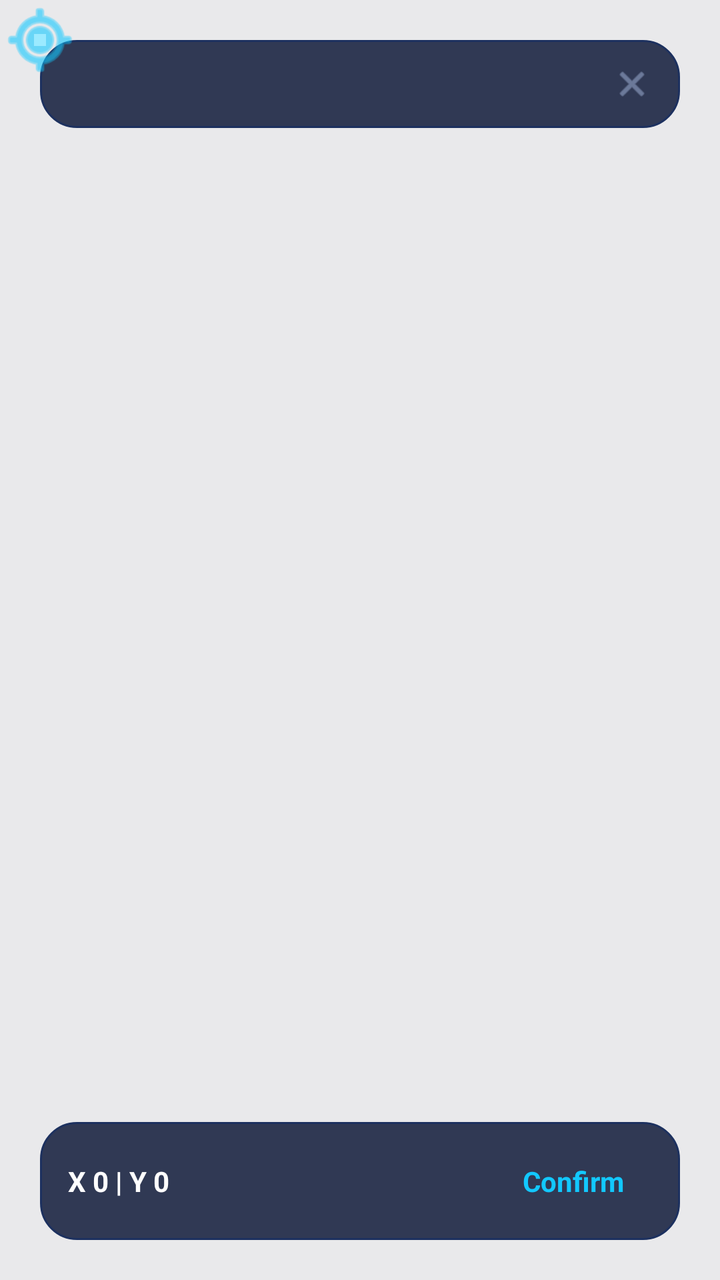
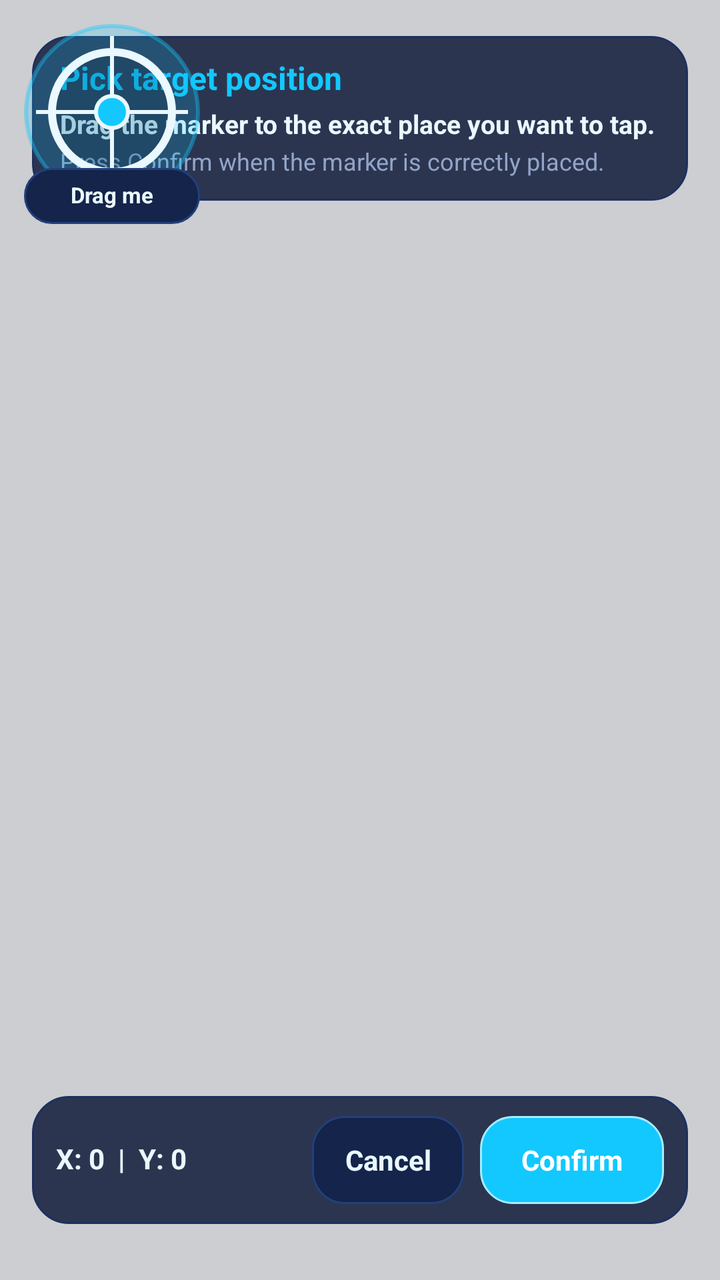

Before-and-after screenshots of an Android layout around one commit, followed by the original layout XML and the change that was made.
<!-- AndroidManifest.xml: fallback theme Theme.MaterialComponents.DayNight.NoActionBar -->
<!-- res/layout/point_picker_overlay.xml -->
<?xml version="1.0" encoding="utf-8"?>
<FrameLayout xmlns:android="http://schemas.android.com/apk/res/android"
    android:layout_width="match_parent"
    android:layout_height="match_parent"
    android:background="#16050B1D">

    <LinearLayout
        android:layout_width="match_parent"
        android:layout_height="wrap_content"
        android:layout_gravity="top"
        android:layout_margin="20dp"
        android:background="@drawable/overlay_background"
        android:gravity="center_vertical"
        android:orientation="horizontal"
        android:paddingHorizontal="14dp"
        android:paddingVertical="12dp">

        <TextView
            android:id="@+id/pointPickerHint"
            android:layout_width="0dp"
            android:layout_height="wrap_content"
            android:layout_weight="1"
            android:textColor="#FFFFFF"
            android:textSize="14sp"
            android:textStyle="bold" />

        <ImageView
            android:id="@+id/pointPickerCloseButton"
            android:layout_width="20dp"
            android:layout_height="20dp"
            android:contentDescription="Cancel picker"
            android:src="@android:drawable/ic_menu_close_clear_cancel"
            android:tint="#93A4C8" />
    </LinearLayout>

    <FrameLayout
        android:id="@+id/pointPickerSurface"
        android:layout_width="match_parent"
        android:layout_height="match_parent">

        <LinearLayout
            android:layout_width="match_parent"
            android:layout_height="wrap_content"
            android:layout_gravity="bottom"
            android:layout_margin="20dp"
            android:background="@drawable/overlay_background"
            android:gravity="center_vertical"
            android:orientation="horizontal"
            android:paddingHorizontal="14dp"
            android:paddingVertical="12dp">

            <TextView
                android:id="@+id/pointPickerCoordinates"
                android:layout_width="0dp"
                android:layout_height="wrap_content"
                android:layout_weight="1"
                android:text="X 0 | Y 0"
                android:textColor="#FFFFFF"
                android:textSize="14sp"
                android:textStyle="bold" />

            <TextView
                android:id="@+id/pointPickerConfirmButton"
                android:layout_width="wrap_content"
                android:layout_height="wrap_content"
                android:background="@android:color/transparent"
                android:paddingHorizontal="14dp"
                android:paddingVertical="8dp"
                android:text="Confirm"
                android:textColor="#12C8FF"
                android:textSize="14sp"
                android:textStyle="bold" />
        </LinearLayout>

        <FrameLayout
            android:id="@+id/pointPickerMarker"
            android:layout_width="40dp"
            android:layout_height="40dp"
            android:layout_gravity="top|start">

            <ImageView
                android:layout_width="40dp"
                android:layout_height="40dp"
                android:contentDescription="Target marker"
                android:src="@android:drawable/ic_menu_mylocation"
                android:tint="#12C8FF" />

            <View
                android:layout_width="6dp"
                android:layout_height="6dp"
                android:layout_gravity="center"
                android:background="#9BEAFF" />
        </FrameLayout>
    </FrameLayout>

</FrameLayout>
<!-- resources referenced by this layout -->
<resources>
  <!-- drawable overlay_background (drawable) -->
  <?xml version="1.0" encoding="utf-8"?>
  <shape xmlns:android="http://schemas.android.com/apk/res/android"
      android:shape="rectangle">
      <solid android:color="#D9101B3A" />
      <corners android:radius="18dp" />
      <stroke
          android:width="1dp"
          android:color="#1D315F" />
  </shape>
</resources>

<!-- the commit's change to res/layout/point_picker_overlay.xml (unified diff, before → after) -->
@@ -2,95 +2,178 @@
 <FrameLayout xmlns:android="http://schemas.android.com/apk/res/android"
     android:layout_width="match_parent"
     android:layout_height="match_parent"
-    android:background="#16050B1D">
+    android:background="#33050B1D">
+
+    <FrameLayout
+        android:id="@+id/pointPickerSurface"
+        android:layout_width="match_parent"
+        android:layout_height="match_parent"
+        android:contentDescription="Move target marker" />
 
     <LinearLayout
+        android:id="@+id/pointPickerInstructionCard"
         android:layout_width="match_parent"
         android:layout_height="wrap_content"
         android:layout_gravity="top"
-        android:layout_margin="20dp"
+        android:layout_marginStart="16dp"
+        android:layout_marginTop="18dp"
+        android:layout_marginEnd="16dp"
         android:background="@drawable/overlay_background"
         android:gravity="center_vertical"
         android:orientation="horizontal"
         android:paddingHorizontal="14dp"
         android:paddingVertical="12dp">
 
-        <TextView
-            android:id="@+id/pointPickerHint"
+        <LinearLayout
             android:layout_width="0dp"
             android:layout_height="wrap_content"
             android:layout_weight="1"
+            android:orientation="vertical">
+
+            <TextView
+                android:id="@+id/pointPickerTitle"
+                android:layout_width="match_parent"
+                android:layout_height="wrap_content"
+                android:fontFamily="sans"
+                android:includeFontPadding="false"
+                android:text="Pick target position"
+                android:textColor="#12C8FF"
+                android:textSize="16sp"
+                android:textStyle="bold" />
+
+            <TextView
+                android:id="@+id/pointPickerInstruction"
+                android:layout_width="match_parent"
+                android:layout_height="wrap_content"
+                android:layout_marginTop="6dp"
+                android:fontFamily="sans"
+                android:includeFontPadding="false"
+                android:text="Drag the marker to the exact place you want to tap."
+                android:textColor="#EAF8FF"
+                android:textSize="13sp"
+                android:textStyle="bold" />
+
+            <TextView
+                android:id="@+id/pointPickerSecondaryInstruction"
+                android:layout_width="match_parent"
+                android:layout_height="wrap_content"
+                android:layout_marginTop="4dp"
+                android:fontFamily="sans"
+                android:includeFontPadding="false"
+                android:text="Press Confirm when the marker is correctly placed."
+                android:textColor="#93A4C8"
+                android:textSize="12sp" />
+        </LinearLayout>
+    </LinearLayout>
+
+    <LinearLayout
+        android:id="@+id/pointPickerActionBar"
+        android:layout_width="match_parent"
+        android:layout_height="wrap_content"
+        android:layout_gravity="bottom"
+        android:layout_marginStart="16dp"
+        android:layout_marginEnd="16dp"
+        android:layout_marginBottom="28dp"
+        android:background="@drawable/overlay_background"
+        android:gravity="center_vertical"
+        android:orientation="horizontal"
+        android:paddingHorizontal="12dp"
+        android:paddingVertical="10dp">
+
+        <TextView
+            android:id="@+id/pointPickerCoordinates"
+            android:layout_width="0dp"
+            android:layout_height="wrap_content"
+            android:layout_weight="1"
+            android:fontFamily="sans"
+            android:includeFontPadding="false"
+            android:text="X: 0  |  Y: 0"
+            android:textColor="#EAF8FF"
+            android:textSize="14sp"
+            android:textStyle="bold" />
+
+        <TextView
+            android:id="@+id/pointPickerCancelButton"
+            android:layout_width="wrap_content"
+            android:layout_height="44dp"
+            android:background="@drawable/overlay_button_background"
+            android:contentDescription="Cancel target picker"
+            android:gravity="center"
+            android:minWidth="76dp"
+            android:paddingHorizontal="14dp"
+            android:text="Cancel"
+            android:textColor="#EAF8FF"
+            android:textSize="14sp"
+            android:textStyle="bold" />
+
+        <TextView
+            android:id="@+id/pointPickerConfirmButton"
+            android:layout_width="wrap_content"
+            android:layout_height="44dp"
+            android:layout_marginStart="8dp"
+            android:background="@drawable/overlay_button_active_background"
+            android:contentDescription="Confirm target position"
+            android:gravity="center"
+            android:minWidth="92dp"
+            android:paddingHorizontal="16dp"
+            android:text="Confirm"
             android:textColor="#FFFFFF"
             android:textSize="14sp"
             android:textStyle="bold" />
-
-        <ImageView
-            android:id="@+id/pointPickerCloseButton"
-            android:layout_width="20dp"
-            android:layout_height="20dp"
-            android:contentDescription="Cancel picker"
-            android:src="@android:drawable/ic_menu_close_clear_cancel"
-            android:tint="#93A4C8" />
     </LinearLayout>
 
     <FrameLayout
-        android:id="@+id/pointPickerSurface"
-        android:layout_width="match_parent"
-        android:layout_height="match_parent">
+        android:id="@+id/pointPickerMarker"
+        android:layout_width="112dp"
+        android:layout_height="112dp"
+        android:layout_gravity="top|start"
+        android:contentDescription="Drag target marker to exact tap point">
 
-        <LinearLayout
-            android:layout_width="match_parent"
-            android:layout_height="wrap_content"
-            android:layout_gravity="bottom"
-            android:layout_margin="20dp"
-            android:background="@drawable/overlay_background"
-            android:gravity="center_vertical"
-            android:orientation="horizontal"
-            android:paddingHorizontal="14dp"
-            android:paddingVertical="12dp">
+        <View
+            android:layout_width="88dp"
+            android:layout_height="88dp"
+            android:layout_gravity="center"
+            android:background="@drawable/point_picker_marker_glow" />
 
-            <TextView
-                android:id="@+id/pointPickerCoordinates"
-                android:layout_width="0dp"
-                android:layout_height="wrap_content"
-                android:layout_weight="1"
-                android:text="X 0 | Y 0"
-                android:textColor="#FFFFFF"
-                android:textSize="14sp"
-                android:textStyle="bold" />
+        <View
+            android:layout_width="64dp"
+            android:layout_height="64dp"
+            android:layout_gravity="center"
+            android:background="@drawable/point_picker_marker_ring" />
 
-            <TextView
-                android:id="@+id/pointPickerConfirmButton"
-                android:layout_width="wrap_content"
-                android:layout_height="wrap_content"
-                android:background="@android:color/transparent"
-                android:paddingHorizontal="14dp"
-                android:paddingVertical="8dp"
-                android:text="Confirm"
-                android:textColor="#12C8FF"
-                android:textSize="14sp"
-                android:textStyle="bold" />
-        </LinearLayout>
+        <View
+            android:layout_width="76dp"
+            android:layout_height="2dp"
+            android:layout_gravity="center"
+            android:background="#EAF8FF" />
 
-        <FrameLayout
-            android:id="@+id/pointPickerMarker"
-            android:layout_width="40dp"
-            android:layout_height="40dp"
-            android:layout_gravity="top|start">
+        <View
+            android:layout_width="2dp"
+            android:layout_height="76dp"
+            android:layout_gravity="center"
+            android:background="#EAF8FF" />
 
-            <ImageView
-                android:layout_width="40dp"
-                android:layout_height="40dp"
-                android:contentDescription="Target marker"
-                android:src="@android:drawable/ic_menu_mylocation"
-                android:tint="#12C8FF" />
+        <View
+            android:layout_width="18dp"
+            android:layout_height="18dp"
+            android:layout_gravity="center"
+            android:background="@drawable/point_picker_marker_center" />
 
-            <View
-                android:layout_width="6dp"
-                android:layout_height="6dp"
-                android:layout_gravity="center"
-                android:background="#9BEAFF" />
-        </FrameLayout>
+        <TextView
+            android:id="@+id/pointPickerMarkerCoordinates"
+            android:layout_width="wrap_content"
+            android:layout_height="28dp"
+            android:layout_gravity="bottom|center_horizontal"
+            android:background="@drawable/overlay_button_background"
+            android:fontFamily="sans"
+            android:gravity="center"
+            android:includeFontPadding="false"
+            android:minWidth="88dp"
+            android:paddingHorizontal="10dp"
+            android:text="Drag me"
+            android:textColor="#EAF8FF"
+            android:textSize="11sp"
+            android:textStyle="bold" />
     </FrameLayout>
 
 </FrameLayout>
<!-- resource entries referenced after the edit -->
@@ -10,5 +10,52 @@
           android:width="1dp"
           android:color="#1D315F" />
   </shape>
+  <!-- drawable overlay_button_active_background (drawable) -->
+  <?xml version="1.0" encoding="utf-8"?>
+  <shape xmlns:android="http://schemas.android.com/apk/res/android"
+      android:shape="rectangle">
+      <solid android:color="#12C8FF" />
+      <corners android:radius="16dp" />
+      <stroke
+          android:width="1dp"
+          android:color="#A6ECFF" />
+  </shape>
+  <!-- drawable overlay_button_background (drawable) -->
+  <?xml version="1.0" encoding="utf-8"?>
+  <shape xmlns:android="http://schemas.android.com/apk/res/android"
+      android:shape="rectangle">
+      <solid android:color="#14244A" />
+      <corners android:radius="16dp" />
+      <stroke
+          android:width="1dp"
+          android:color="#22407B" />
+  </shape>
+  <!-- drawable point_picker_marker_center (drawable) -->
+  <?xml version="1.0" encoding="utf-8"?>
+  <shape xmlns:android="http://schemas.android.com/apk/res/android"
+      android:shape="oval">
+      <solid android:color="#12C8FF" />
+      <stroke
+          android:width="2dp"
+          android:color="#EAF8FF" />
+  </shape>
+  <!-- drawable point_picker_marker_glow (drawable) -->
+  <?xml version="1.0" encoding="utf-8"?>
+  <shape xmlns:android="http://schemas.android.com/apk/res/android"
+      android:shape="oval">
+      <solid android:color="#3312C8FF" />
+      <stroke
+          android:width="2dp"
+          android:color="#6612C8FF" />
+  </shape>
+  <!-- drawable point_picker_marker_ring (drawable) -->
+  <?xml version="1.0" encoding="utf-8"?>
+  <shape xmlns:android="http://schemas.android.com/apk/res/android"
+      android:shape="oval">
+      <solid android:color="#22050B1D" />
+      <stroke
+          android:width="4dp"
+          android:color="#EAF8FF" />
+  </shape>
 </resources>
 
